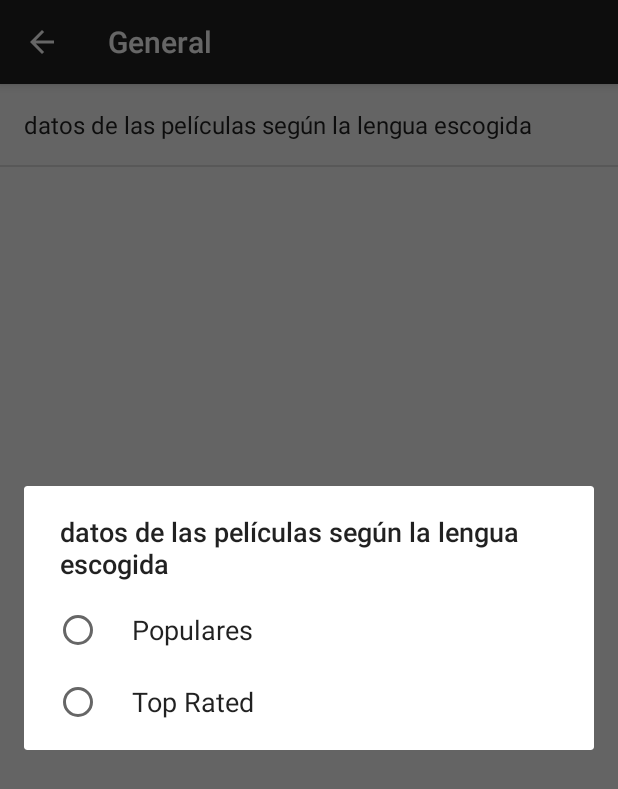
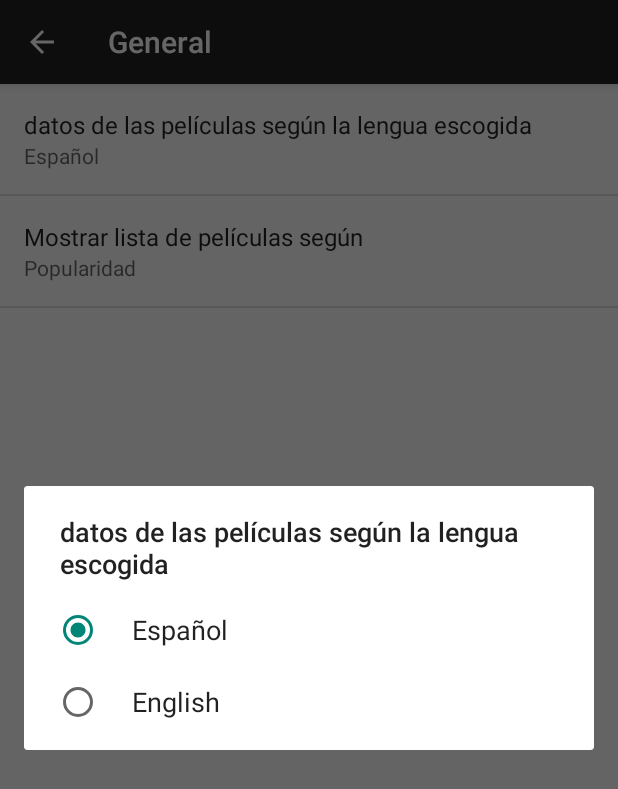
Before and after one commit to Pau1990Dam/MovieDBFinalVersion, an Android app: the SettingsActivity screen opened directly, with no data from a screen before it, after a tap on "datos de las películas según la lengua e", on a phone screen of 412 x 824 dp. Shown: the top 789 px of the screen. Run offline under Robolectric (Android 15) with nearby library versions, the phone set to English and light mode, and no system bars; 1 other tap on this screen came first.

```diff
--- a/app/src/main/res/values/strings.xml
+++ b/app/src/main/res/values/strings.xml
@@ -28,6 +28,26 @@
         <item>-1</item>
     </string-array>
 
+    <string-array name="lista_peliculas_titulos">
+        <item>Popularidad</item>
+        <item>Valoración</item>
+    </string-array>
+
+    <string-array name="lista_peliculas_valores">
+        <item>populars</item>
+        <item>top_rated</item>
+    </string-array>
+
+    <string-array name="idioma_peliculas_titulos">
+        <item>Español</item>
+        <item>English</item>
+    </string-array>
+
+    <string-array name="idioma_peliculas_valores">
+        <item>es</item>
+        <item>en</item>
+    </string-array>
+
     <!-- Example settings for Data & Sync -->
     <string name="pref_header_data_sync">Data &amp; sync</string>
 
@@ -49,27 +69,6 @@
         <item>-1</item>
     </string-array>
 
-    <string-array name="lista_peliculas">
-        <item>Populares</item>
-        <item>Top Rated</item>
-    </string-array>
-
-    <string-array name="tipos_listados">
-        <item>populars</item>
-        <item>top_rated</item>
-    </string-array>
-
-
-    <string-array name="lengua">
-        <item>Español</item>
-        <item>Ingles</item>
-    </string-array>
-
-    <string-array name="ISO_code">
-        <item>es</item>
-        <item>en</item>
-    </string-array>
-
     <string name="pref_title_system_sync_settings">System sync settings</string>
 
     <!-- Example settings for Notifications -->
@@ -85,3 +84,15 @@
 
     <string name="hello_world">Hello world!</string>
 </resources>
+
+<!--
+    <string-array name="lengua">
+        <item>Español</item>
+        <item>Ingles</item>
+    </string-array>
+
+    <string-array name="ISO_code">
+        <item>es</item>
+        <item>en</item>
+    </string-array>
+-->
--- a/app/src/main/res/values/strings_activity_settings.xml
+++ /dev/null
@@ -1,61 +0,0 @@
-<resources>
-    <string name="title_activity_settings">Settings</string>
-
-    <!-- Strings related to Settings -->
-
-    <!-- Example General settings -->
-    <string name="pref_header_general">General</string>
-
-    <string name="pref_title_social_recommendations">Enable social recommendations</string>
-    <string name="pref_description_social_recommendations">Recommendations for people to contact
-        based on your message history
-    </string>
-
-    <string name="pref_title_display_name">Display name</string>
-    <string name="pref_default_display_name">John Smith</string>
-
-    <string name="pref_title_add_friends_to_messages">Add friends to messages</string>
-    <string-array name="pref_example_list_titles">
-        <item>Always</item>
-        <item>When possible</item>
-        <item>Never</item>
-    </string-array>
-    <string-array name="pref_example_list_values">
-        <item>1</item>
-        <item>0</item>
-        <item>-1</item>
-    </string-array>
-
-    <!-- Example settings for Data & Sync -->
-    <string name="pref_header_data_sync">Data &amp; sync</string>
-
-    <string name="pref_title_sync_frequency">Sync frequency</string>
-    <string-array name="pref_sync_frequency_titles">
-        <item>15 minutes</item>
-        <item>30 minutes</item>
-        <item>1 hour</item>
-        <item>3 hours</item>
-        <item>6 hours</item>
-        <item>Never</item>
-    </string-array>
-    <string-array name="pref_sync_frequency_values">
-        <item>15</item>
-        <item>30</item>
-        <item>60</item>
-        <item>180</item>
-        <item>360</item>
-        <item>-1</item>
-    </string-array>
-
-    <string name="pref_title_system_sync_settings">System sync settings</string>
-
-    <!-- Example settings for Notifications -->
-    <string name="pref_header_notifications">Notifications</string>
-
-    <string name="pref_title_new_message_notifications">New message notifications</string>
-
-    <string name="pref_title_ringtone">Ringtone</string>
-    <string name="pref_ringtone_silent">Silent</string>
-
-    <string name="pref_title_vibrate">Vibrate</string>
-</resources>
--- a/app/src/main/res/xml/pref_general.xml
+++ b/app/src/main/res/xml/pref_general.xml
@@ -6,10 +6,20 @@
          dismiss it. -->
     <!-- NOTE: ListPreference's summary should be set to its value by the activity code. -->
     <ListPreference
+        android:key="idioma_peliculas"
+        android:title="datos de las películas según la lengua escogida"
+        android:entries="@array/idioma_peliculas_titulos"
+        android:entryValues="@array/idioma_peliculas_valores"
+        android:defaultValue="es"
+        android:negativeButtonText="@null"
+        android:positiveButtonText="@null" />
+
+    <ListPreference
         android:key="lista_peliculas"
-        android:title="datos de las películas según la lengua escogida"
-        android:entries="@array/lista_peliculas"
-        android:entryValues="@array/tipos_listados"
+        android:title="Mostrar lista de películas según "
+        android:entries="@array/lista_peliculas_titulos"
+        android:entryValues="@array/lista_peliculas_valores"
+        android:defaultValue="populars"
         android:negativeButtonText="@null"
         android:positiveButtonText="@null" />
 </PreferenceScreen>
--- a/app/src/main/res/xml/pref_headers.xml
+++ b/app/src/main/res/xml/pref_headers.xml
@@ -4,14 +4,17 @@
 
     <header
         android:fragment="com.test.pau.moviedbfinalversion.SettingsActivity$GeneralPreferenceFragment"
+        android:icon="@drawable/ic_info_black_24dp"
         android:title="@string/pref_header_general" />
 
-    <header
-        android:fragment="com.test.pau.moviedbfinalversion.SettingsActivity$NotificationPreferenceFragment"
-        android:title="@string/pref_header_notifications" />
 
     <header
         android:fragment="com.test.pau.moviedbfinalversion.SettingsActivity$DataSyncPreferenceFragment"
+        android:icon="@drawable/ic_sync_black_24dp"
         android:title="@string/pref_header_data_sync" />
 
 </preference-headers>
+<!--
+
+
+-->
```
Also changed, not shown: app/src/main/java/com/test/pau/moviedbfinalversion/MovieDbMain.java (+3 -0 lines), app/src/main/java/com/test/pau/moviedbfinalversion/MovieDbMainFragment.java (+12 -5 lines), app/src/main/java/com/test/pau/moviedbfinalversion/SettingsActivity.java (+3 -1 lines).
